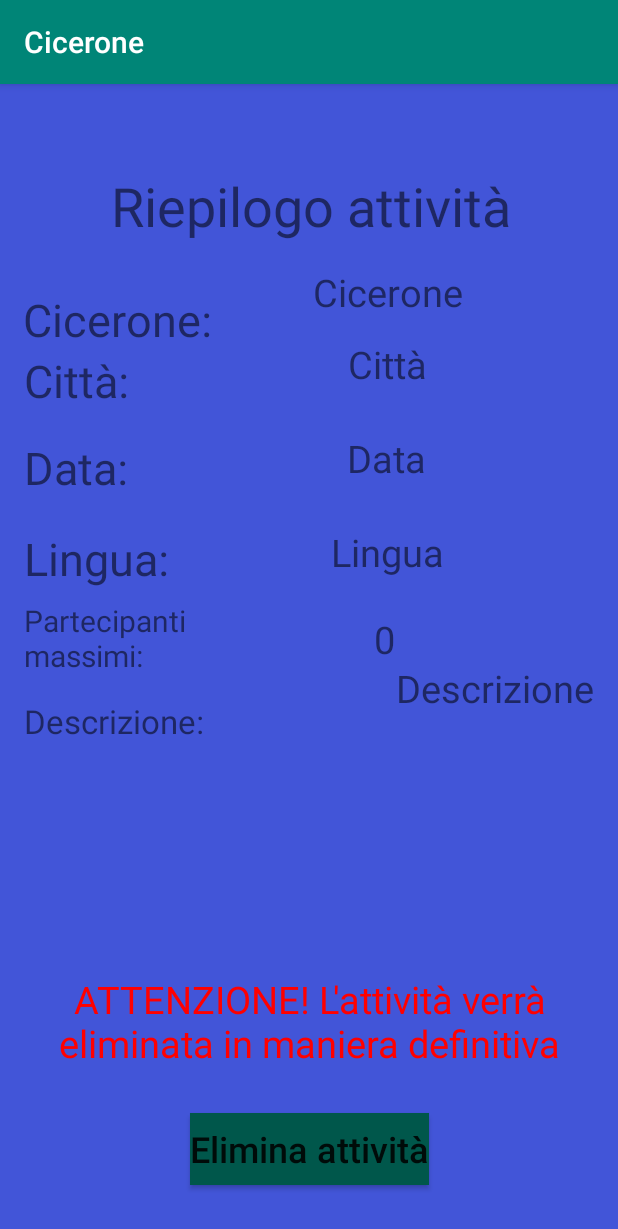
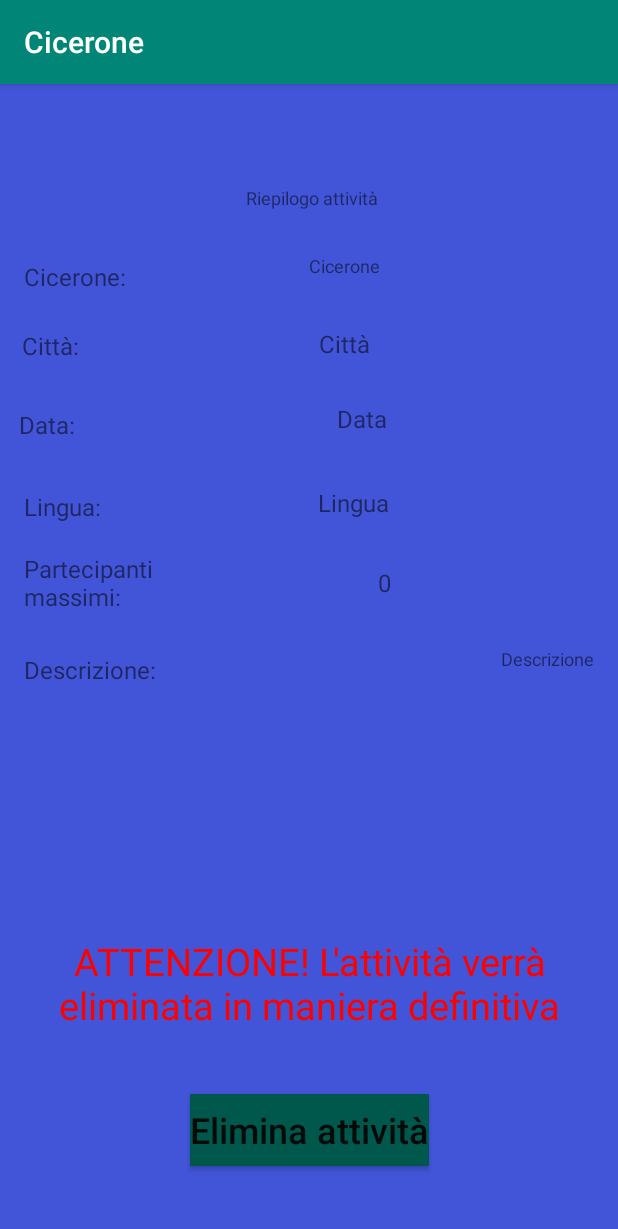
Before and after one commit to Mario-Volpe/Cicerone, an Android app: the DettagliAttivita screen opened directly, with no data from a screen before it, on a phone screen of 412 x 824 dp. Shown: the top 1229 px of the screen. Run offline under Robolectric (Android 15) with nearby library versions, the phone set to English and light mode, and no system bars; 9 statements that could not run were skipped.

Commit message:
Bug fix.

```diff
--- a/app/src/main/java/com/example/cicerone/Cerca.java
+++ b/app/src/main/java/com/example/cicerone/Cerca.java
@@ -77,6 +77,7 @@ public class Cerca extends AppCompatActivity {
                     inte.putExtra("email",getIntent().getExtras().getString("email"));
                     inte.putExtra("postidisponibili",s.get(position).getMaxPartecipanti()-r.get(position));
                     startActivity(inte);
+                    finish();
                 }
             });
         }
--- a/app/src/main/java/com/example/cicerone/DettagliAttivita.java
+++ b/app/src/main/java/com/example/cicerone/DettagliAttivita.java
@@ -11,18 +11,19 @@ import com.example.cicerone.data.model.DBhelper;
 
 public class DettagliAttivita extends AppCompatActivity {
     private String chiamante;
+    private TextView description;
 
     @Override
     protected void onCreate(Bundle savedInstanceState) {
         super.onCreate(savedInstanceState);
         setContentView(R.layout.activity_dettagli_attivita);
 
+        description = findViewById(R.id.description);
         TextView city = findViewById(R.id.city);
         TextView date = findViewById(R.id.date);
         TextView tongue = findViewById(R.id.tongue);
         final TextView npartecipanti = findViewById(R.id.npartecipanti);
         TextView npartecipantitxt = findViewById(R.id.npartecipantitxt);
-        TextView description = findViewById(R.id.description);
         TextView cicerone = findViewById(R.id.cicerone);
         TextView ciceronetxt = findViewById(R.id.ciceronetxt);
         Button rimuovi = findViewById(R.id.rimozione);
@@ -39,7 +40,6 @@ public class DettagliAttivita extends AppCompatActivity {
         city.setText(a.getCitta());
         date.setText(a.getData());
         tongue.setText(a.getLingua());
-        description.setText(a.getDescrizione());
 
         rimuovi.setOnClickListener(new View.OnClickListener() {
             @Override
@@ -58,11 +58,13 @@ public class DettagliAttivita extends AppCompatActivity {
             npartecipantitxt.setText("Posti disponibili:");
             npartecipanti.setText(""+getIntent().getExtras().getInt("postidisponibili"));
             cicerone.setText(a.getCicerone());
+            description.setText(a.getDescrizione());
         }
         if(chiamante.equals("modifica")) {
             npartecipanti.setText(""+a.getMaxPartecipanti());
             cicerone.setVisibility(View.INVISIBLE);
             ciceronetxt.setVisibility(View.INVISIBLE);
+            description.setText(a.getDescrizione());
         }
         if(chiamante.equals("inoltrate")) {
             rimuovi.setText("Annulla prenotazione");
@@ -70,6 +72,9 @@ public class DettagliAttivita extends AppCompatActivity {
             npartecipantitxt.setText("Posti prenotati:");
             npartecipanti.setText(""+getIntent().getExtras().getInt("prenotati"));
             cicerone.setText(a.getCicerone());
+            if(getIntent().getExtras().getInt("flag")==0)
+                description.setText(a.getDescrizione());
+            else description.setText(getIntent().getExtras().getString("descrizione"));
         }
     }
 
--- a/app/src/main/java/com/example/cicerone/DettaglioRichieste.java
+++ b/app/src/main/java/com/example/cicerone/DettaglioRichieste.java
@@ -8,17 +8,11 @@ import android.widget.AdapterView;
 import android.widget.ArrayAdapter;
 import android.widget.ListView;
 import android.widget.Toast;
-
 import com.example.cicerone.data.model.DBhelper;
 
 import java.util.ArrayList;
 
 public class DettaglioRichieste extends AppCompatActivity {
-    private static final String TAG = "DettaglioRichieste";
-
-    public static String getTAG() {
-        return TAG;
-    }
 
     @Override
     protected void onCreate(Bundle savedInstanceState) {
--- a/app/src/main/java/com/example/cicerone/ElencoAttivita.java
+++ b/app/src/main/java/com/example/cicerone/ElencoAttivita.java
@@ -121,6 +121,8 @@ public class ElencoAttivita extends AppCompatActivity {
         if(chiamante.equals(INOLTRATE)){
             inte = new Intent(ElencoAttivita.this, DettagliAttivita.class);
             inte.putExtra("prenotati",pf.get(position).getPartecipanti());
+            inte.putExtra("flag",pf.get(position).getFlagConferma());
+            inte.putExtra("descrizione",pf.get(position).getCommenti());
         }
 
         inte.putExtra("id",ids[position]);
--- a/app/src/main/java/com/example/cicerone/FormRicerca.java
+++ b/app/src/main/java/com/example/cicerone/FormRicerca.java
@@ -17,8 +17,6 @@ import java.util.Calendar;
 public class FormRicerca extends AppCompatActivity {
 
     private DatePickerDialog.OnDateSetListener setData ;
-    private static final String TAG = "FormRicerca";
-
     private int anno=0;
     private int mese=0;
     private int giorno=0;
--- a/app/src/main/java/com/example/cicerone/GestioneRichiesta.java
+++ b/app/src/main/java/com/example/cicerone/GestioneRichiesta.java
@@ -16,10 +16,8 @@ public class GestioneRichiesta extends AppCompatActivity {
         super.onCreate(savedInstanceState);
         setContentView(R.layout.activity_gestione_richiesta);
 
-        Button rifiuta,accetta;
-
-        rifiuta = findViewById(R.id.rifiuta);
-        accetta = findViewById(R.id.accetta);
+        Button rifiuta = findViewById(R.id.rifiuta);
+        Button accetta = findViewById(R.id.accetta);
 
         final Prenotazione p = (Prenotazione) getIntent().getExtras().get("prenotazione");
 
--- a/app/src/main/res/layout/activity_cerca.xml
+++ b/app/src/main/res/layout/activity_cerca.xml
@@ -8,8 +8,8 @@
 
     <ListView
         android:id="@+id/risultati"
-        android:layout_width="412dp"
-        android:layout_height="557dp"
+        android:layout_width="376dp"
+        android:layout_height="548dp"
         android:layout_marginBottom="11dp"
         android:layout_weight="1"
         android:clickable="true"
--- a/app/src/main/res/layout/activity_dettagli_attivita.xml
+++ b/app/src/main/res/layout/activity_dettagli_attivita.xml
@@ -12,12 +12,12 @@
         android:layout_width="wrap_content"
         android:layout_height="wrap_content"
         android:layout_marginTop="1dp"
-        android:layout_marginEnd="19dp"
-        android:layout_marginRight="19dp"
+        android:layout_marginEnd="108dp"
+        android:layout_marginRight="108dp"
         android:layout_marginBottom="224dp"
         android:gravity="center"
         android:text="Riepilogo attività"
-        android:textSize="36sp"
+        android:textSize="12sp"
         app:layout_constraintBottom_toTopOf="@+id/description"
         app:layout_constraintEnd_toEndOf="@+id/cicerone"
         app:layout_constraintTop_toTopOf="parent" />
@@ -30,9 +30,10 @@
         android:layout_marginLeft="15dp"
         android:layout_marginEnd="15dp"
         android:layout_marginRight="15dp"
+        android:layout_marginBottom="24dp"
         android:gravity="center"
         android:text="Cicerone:"
-        android:textSize="30sp"
+        android:textSize="16sp"
         app:layout_constraintBottom_toTopOf="@+id/citytxt"
         app:layout_constraintEnd_toStartOf="@+id/city"
         app:layout_constraintStart_toStartOf="parent" />
@@ -44,9 +45,10 @@
         android:layout_marginBottom="5dp"
         android:gravity="center"
         android:text="Cicerone"
-        android:textSize="25sp"
+        android:textSize="12sp"
         app:layout_constraintBottom_toTopOf="@+id/citytxt"
         app:layout_constraintEnd_toEndOf="@+id/city"
+        app:layout_constraintHorizontal_bias="0.0"
         app:layout_constraintStart_toStartOf="@+id/city"
         app:layout_constraintTop_toBottomOf="@+id/title" />
 
@@ -59,23 +61,24 @@
         android:layout_marginBottom="1dp"
         android:gravity="center"
         android:text="Città"
-        android:textSize="25sp"
+        android:textSize="16sp"
         app:layout_constraintBottom_toBottomOf="@+id/citytxt"
         app:layout_constraintEnd_toEndOf="parent"
         app:layout_constraintStart_toEndOf="@+id/ciceronetxt"
-        app:layout_constraintTop_toBottomOf="@+id/cicerone" />
+        app:layout_constraintTop_toBottomOf="@+id/cicerone"
+        app:layout_constraintVertical_bias="1.0" />
 
     <TextView
         android:id="@+id/date"
-        android:layout_width="0dp"
-        android:layout_height="45dp"
+        android:layout_width="243dp"
+        android:layout_height="27dp"
         android:layout_marginTop="94dp"
         android:layout_marginEnd="52dp"
         android:layout_marginRight="52dp"
         android:layout_marginBottom="94dp"
         android:gravity="center"
         android:text="Data"
-        android:textSize="25sp"
+        android:textSize="16sp"
         app:layout_constraintBottom_toBottomOf="@+id/npartecipantitxt"
         app:layout_constraintEnd_toEndOf="parent"
         app:layout_constraintStart_toEndOf="@+id/datetxt"
@@ -89,7 +92,7 @@
         android:layout_marginRight="52dp"
         android:gravity="center"
         android:text="Lingua"
-        android:textSize="25sp"
+        android:textSize="16sp"
         app:layout_constraintBottom_toTopOf="@+id/npartecipanti"
         app:layout_constraintEnd_toEndOf="parent"
         app:layout_constraintStart_toEndOf="@+id/tonguetxt"
@@ -102,7 +105,7 @@
         android:layout_marginBottom="7dp"
         android:gravity="center"
         android:text="0"
-        android:textSize="25sp"
+        android:textSize="16sp"
         app:layout_constraintBottom_toTopOf="@+id/descriptiontxt"
         app:layout_constraintEnd_toEndOf="@+id/tongue"
         app:layout_constraintStart_toStartOf="@+id/description"
@@ -117,7 +120,7 @@
         android:layout_marginBottom="140dp"
         android:gravity="right"
         android:text="Descrizione"
-        android:textSize="25sp"
+        android:textSize="12sp"
         app:layout_constraintBottom_toBottomOf="parent"
         app:layout_constraintEnd_toEndOf="parent"
         app:layout_constraintHorizontal_bias="1.0"
@@ -135,7 +138,7 @@
         android:layout_marginBottom="1dp"
         android:gravity="center"
         android:text="Città:"
-        android:textSize="30sp"
+        android:textSize="16sp"
         app:layout_constraintBottom_toTopOf="@+id/datetxt"
         app:layout_constraintEnd_toStartOf="@+id/date"
         app:layout_constraintStart_toStartOf="parent"
@@ -152,7 +155,7 @@
         android:layout_marginBottom="4dp"
         android:gravity="center"
         android:text="Data:"
-        android:textSize="30sp"
+        android:textSize="16sp"
         app:layout_constraintBottom_toTopOf="@+id/tonguetxt"
         app:layout_constraintEnd_toStartOf="@+id/date"
         app:layout_constraintStart_toStartOf="parent"
@@ -168,7 +171,7 @@
         android:layout_marginRight="43dp"
         android:gravity="center"
         android:text="Lingua:"
-        android:textSize="30sp"
+        android:textSize="16sp"
         app:layout_constraintBottom_toTopOf="@+id/npartecipanti"
         app:layout_constraintEnd_toStartOf="@+id/tongue"
         app:layout_constraintStart_toStartOf="parent"
@@ -185,7 +188,7 @@
         android:layout_marginRight="28dp"
         android:layout_marginBottom="40dp"
         android:text="Partecipanti massimi:"
-        android:textSize="20sp"
+        android:textSize="16sp"
         app:layout_constraintBottom_toBottomOf="@+id/descriptiontxt"
         app:layout_constraintEnd_toStartOf="@+id/description"
         app:layout_constraintStart_toStartOf="parent"
@@ -200,7 +203,7 @@
         android:layout_marginBottom="137dp"
         android:gravity="center"
         android:text="Descrizione:"
-        android:textSize="22sp"
+        android:textSize="16sp"
         app:layout_constraintBottom_toTopOf="@+id/alert"
         app:layout_constraintStart_toStartOf="parent"
         app:layout_constraintTop_toBottomOf="@+id/npartecipanti" />
--- a/app/src/main/res/layout/activity_dettaglio_richieste.xml
+++ b/app/src/main/res/layout/activity_dettaglio_richieste.xml
@@ -8,8 +8,8 @@
 
     <ListView
         android:id="@+id/listaAttivita"
-        android:layout_width="400dp"
-        android:layout_height="548dp"
+        android:layout_width="379dp"
+        android:layout_height="539dp"
         android:layout_marginBottom="11dp"
         android:layout_weight="1"
         android:clickable="true"
--- a/app/src/main/res/layout/activity_elenco_attivita.xml
+++ b/app/src/main/res/layout/activity_elenco_attivita.xml
@@ -8,8 +8,10 @@
 
     <ListView
         android:id="@+id/listaAttivita"
-        android:layout_width="400dp"
-        android:layout_height="548dp"
+        android:layout_width="383dp"
+        android:layout_height="541dp"
+        android:layout_marginStart="8dp"
+        android:layout_marginLeft="8dp"
         android:layout_marginBottom="11dp"
         android:layout_weight="1"
         android:clickable="true"
```
Also changed, not shown: app/src/main/java/com/example/cicerone/HomeActivity.java (+14 -4 lines), app/src/main/java/com/example/cicerone/LoginActivity.java (+10 -9 lines), app/src/main/java/com/example/cicerone/MainActivity.java (+4 -4 lines), app/src/main/java/com/example/cicerone/RegistrationActivity.java (+4 -5 lines), app/src/main/java/com/example/cicerone/data/model/DBhelper.java (+40 -3 lines), app/src/main/res/layout/activity_home.xml (+39 -36 lines), app/src/main/res/values/strings.xml (+0 -7 lines), 1 other file.
